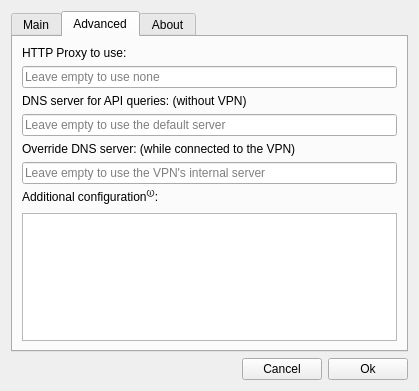
Above: src/settingswindow.ui from PacketImpact/lvpngui before the change. Below: the same form after it.
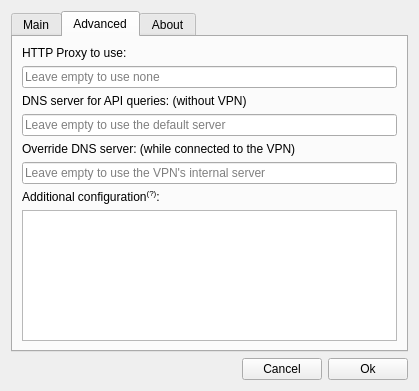
That is the form after the change. The open tabs and pages were chosen to show the change.

```diff
--- a/src/settingswindow.ui
+++ b/src/settingswindow.ui
@@ -219,7 +219,7 @@
           <string>&lt;html&gt;&lt;head/&gt;&lt;body&gt;&lt;p&gt;The content will be added to the OpenVPN configuration file.&lt;/p&gt;&lt;p&gt;Additionally:&lt;br /&gt;&lt;code style=&quot;font-size: 0.9em; font-family: Consolas, 'Courier New', monospace, Courier;&quot;&gt;#$ server &amp;lt;hostname&amp;gt;&lt;/code&gt;&lt;br /&gt;adds a gateway by hostname&lt;/p&gt;&lt;/body&gt;&lt;/html&gt;</string>
          </property>
          <property name="text">
-          <string>&lt;html&gt;&lt;head/&gt;&lt;body&gt;&lt;p&gt;Additional configuration&lt;span style=&quot; vertical-align:super;&quot;&gt;🛈&lt;/span&gt;:&lt;/p&gt;&lt;/body&gt;&lt;/html&gt;</string>
+          <string>&lt;html&gt;&lt;head/&gt;&lt;body&gt;&lt;p&gt;Additional configuration&lt;span style=&quot; vertical-align:super;&quot;&gt;(?)&lt;/span&gt;:&lt;/p&gt;&lt;/body&gt;&lt;/html&gt;</string>
          </property>
         </widget>
        </item>
```
